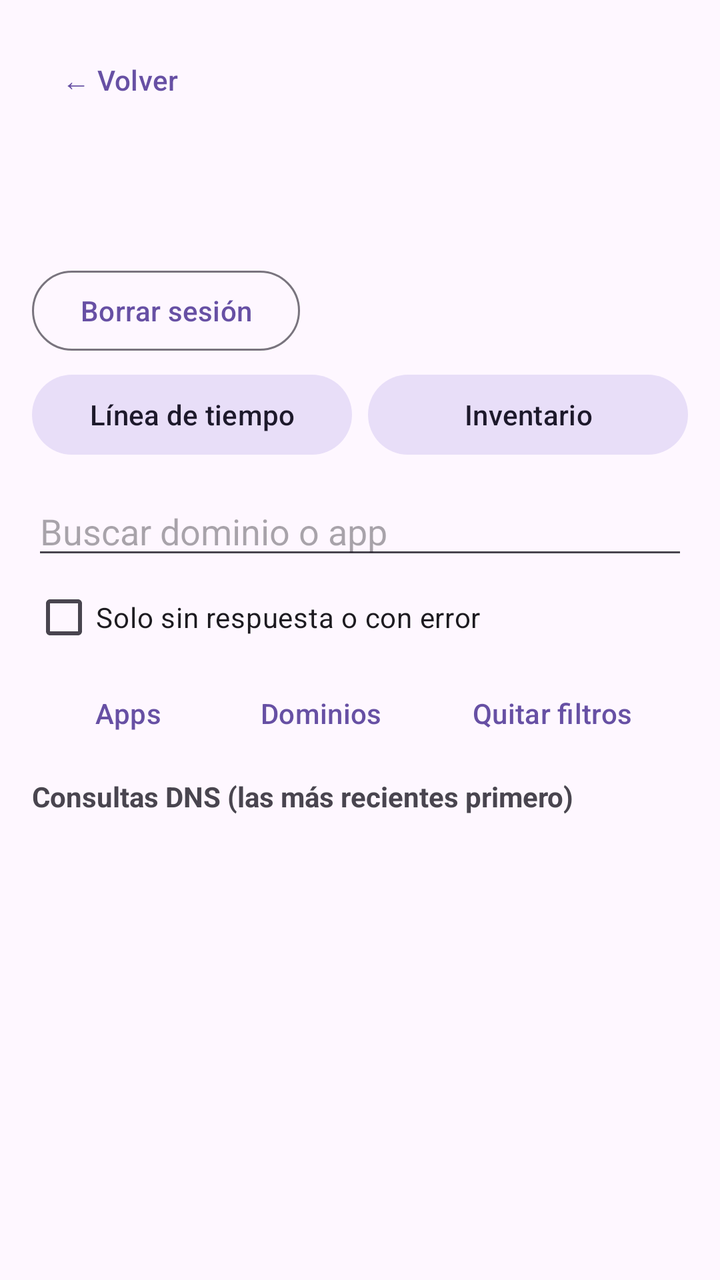
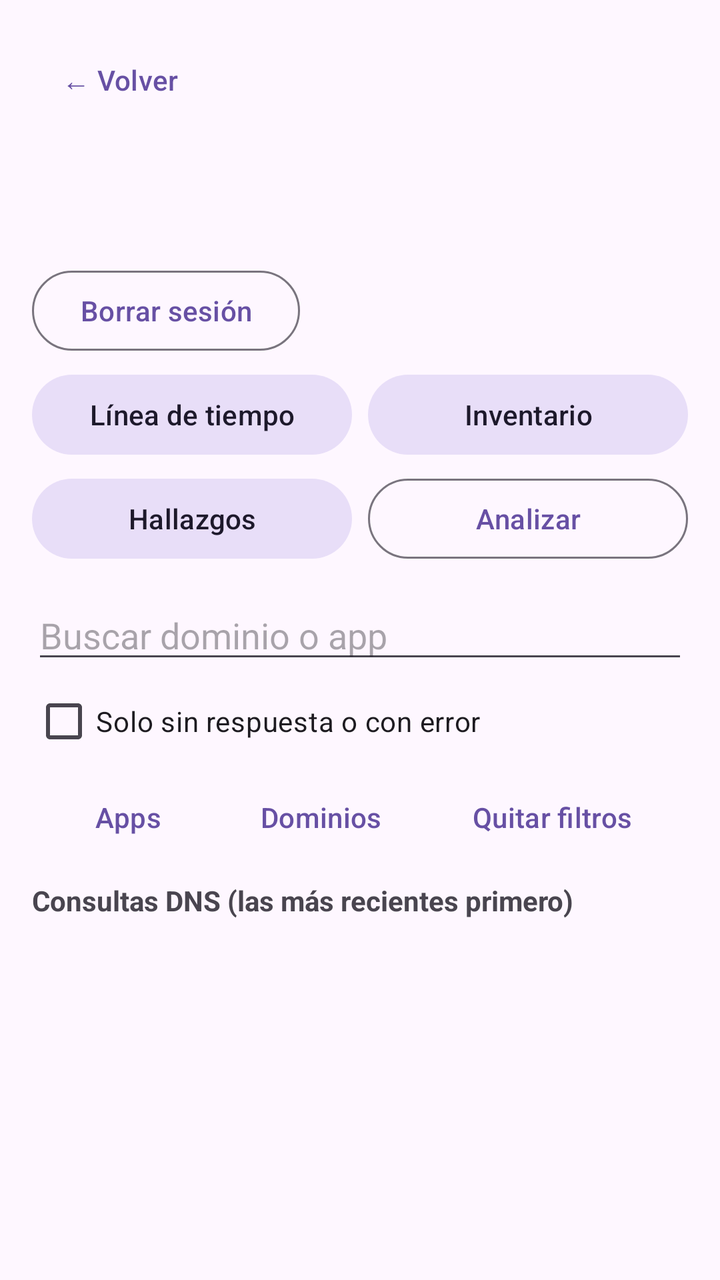

Two renders of the same Android screen: before a commit and after it. Below are the layout's source before the change and the commit's diff.
<!-- AndroidManifest.xml: application theme Theme.Vigia -->
<!-- res/layout/activity_session_detail.xml -->
<?xml version="1.0" encoding="utf-8"?>
<LinearLayout xmlns:android="http://schemas.android.com/apk/res/android"
    android:layout_width="match_parent"
    android:layout_height="match_parent"
    android:orientation="vertical"
    android:padding="16dp">

    <com.google.android.material.button.MaterialButton
        android:id="@+id/btnVolver"
        style="@style/Widget.Material3.Button.TextButton"
        android:layout_width="wrap_content"
        android:layout_height="wrap_content"
        android:text="@string/volver" />

    <TextView
        android:id="@+id/detTitulo"
        android:layout_width="match_parent"
        android:layout_height="wrap_content"
        android:textSize="24sp"
        android:textStyle="bold" />

    <TextView
        android:id="@+id/detResumen"
        android:layout_width="match_parent"
        android:layout_height="wrap_content"
        android:layout_marginTop="8dp"
        android:textSize="14sp" />

    <com.google.android.material.button.MaterialButton
        android:id="@+id/btnBorrar"
        style="@style/Widget.Material3.Button.OutlinedButton"
        android:layout_width="wrap_content"
        android:layout_height="wrap_content"
        android:layout_marginTop="8dp"
        android:text="@string/borrar" />

    <LinearLayout
        android:layout_width="match_parent"
        android:layout_height="wrap_content"
        android:layout_marginTop="4dp"
        android:orientation="horizontal">

        <com.google.android.material.button.MaterialButton
            android:id="@+id/btnLinea"
            style="@style/Widget.Material3.Button.TonalButton"
            android:layout_width="0dp"
            android:layout_height="wrap_content"
            android:layout_weight="1"
            android:text="@string/btn_linea" />

        <com.google.android.material.button.MaterialButton
            android:id="@+id/btnInventario"
            style="@style/Widget.Material3.Button.TonalButton"
            android:layout_width="0dp"
            android:layout_height="wrap_content"
            android:layout_marginStart="8dp"
            android:layout_weight="1"
            android:text="@string/btn_inventario" />
    </LinearLayout>

    <EditText
        android:id="@+id/etBuscar"
        android:layout_width="match_parent"
        android:layout_height="wrap_content"
        android:layout_marginTop="12dp"
        android:hint="@string/buscar_hint"
        android:importantForAutofill="no"
        android:inputType="text"
        android:maxLines="1" />

    <com.google.android.material.checkbox.MaterialCheckBox
        android:id="@+id/chkFallidas"
        android:layout_width="match_parent"
        android:layout_height="wrap_content"
        android:text="@string/solo_fallidas" />

    <LinearLayout
        android:layout_width="match_parent"
        android:layout_height="wrap_content"
        android:orientation="horizontal">

        <com.google.android.material.button.MaterialButton
            android:id="@+id/btnApps"
            style="@style/Widget.Material3.Button.TextButton"
            android:layout_width="0dp"
            android:layout_height="wrap_content"
            android:layout_weight="1"
            android:text="@string/btn_apps" />

        <com.google.android.material.button.MaterialButton
            android:id="@+id/btnDominios"
            style="@style/Widget.Material3.Button.TextButton"
            android:layout_width="0dp"
            android:layout_height="wrap_content"
            android:layout_weight="1"
            android:text="@string/btn_dominios" />

        <com.google.android.material.button.MaterialButton
            android:id="@+id/btnLimpiar"
            style="@style/Widget.Material3.Button.TextButton"
            android:layout_width="0dp"
            android:layout_height="wrap_content"
            android:layout_weight="1.4"
            android:text="@string/quitar_filtros" />
    </LinearLayout>

    <TextView
        android:id="@+id/detFiltro"
        android:layout_width="match_parent"
        android:layout_height="wrap_content"
        android:textSize="13sp"
        android:visibility="gone" />

    <TextView
        android:layout_width="match_parent"
        android:layout_height="wrap_content"
        android:layout_marginTop="8dp"
        android:text="@string/cabecera_eventos"
        android:textSize="14sp"
        android:textStyle="bold" />

    <TextView
        android:id="@+id/detVacio"
        android:layout_width="match_parent"
        android:layout_height="wrap_content"
        android:layout_marginTop="8dp"
        android:text="@string/sin_eventos"
        android:textSize="14sp"
        android:visibility="gone" />

    <ListView
        android:id="@+id/listaEventos"
        android:layout_width="match_parent"
        android:layout_height="0dp"
        android:layout_marginTop="4dp"
        android:layout_weight="1" />
</LinearLayout>
<!-- resources referenced by this layout -->
<resources>
  <string name="borrar">Borrar sesión</string>
  <string name="btn_apps">Apps</string>
  <string name="btn_dominios">Dominios</string>
  <string name="btn_inventario">Inventario</string>
  <string name="btn_linea">Línea de tiempo</string>
  <string name="buscar_hint">Buscar dominio o app</string>
  <string name="cabecera_eventos">Consultas DNS (las más recientes primero)</string>
  <string name="quitar_filtros">Quitar filtros</string>
  <string name="sin_eventos">Esta sesión no tiene consultas registradas.</string>
  <string name="solo_fallidas">Solo sin respuesta o con error</string>
  <string name="volver">← Volver</string>
  <style name="Theme.Vigia" parent="Theme.Material3.DayNight.NoActionBar" />
</resources>

<!-- the commit's change to res/layout/activity_session_detail.xml (unified diff, before → after) -->
@@ -56,6 +56,30 @@
             android:layout_marginStart="8dp"
             android:layout_weight="1"
             android:text="@string/btn_inventario" />
+    </LinearLayout>
+
+    <LinearLayout
+        android:layout_width="match_parent"
+        android:layout_height="wrap_content"
+        android:layout_marginTop="4dp"
+        android:orientation="horizontal">
+
+        <com.google.android.material.button.MaterialButton
+            android:id="@+id/btnHallazgos"
+            style="@style/Widget.Material3.Button.TonalButton"
+            android:layout_width="0dp"
+            android:layout_height="wrap_content"
+            android:layout_weight="1"
+            android:text="@string/btn_hallazgos" />
+
+        <com.google.android.material.button.MaterialButton
+            android:id="@+id/btnAnalizarSesion"
+            style="@style/Widget.Material3.Button.OutlinedButton"
+            android:layout_width="0dp"
+            android:layout_height="wrap_content"
+            android:layout_marginStart="8dp"
+            android:layout_weight="1"
+            android:text="@string/btn_analizar" />
     </LinearLayout>
 
     <EditText
<!-- resource entries referenced after the edit -->
@@ -1,8 +1,10 @@
 <!-- resources referenced by this layout -->
 <resources>
   <string name="borrar">Borrar sesión</string>
+  <string name="btn_analizar">Analizar</string>
   <string name="btn_apps">Apps</string>
   <string name="btn_dominios">Dominios</string>
+  <string name="btn_hallazgos">Hallazgos</string>
   <string name="btn_inventario">Inventario</string>
   <string name="btn_linea">Línea de tiempo</string>
   <string name="buscar_hint">Buscar dominio o app</string>
